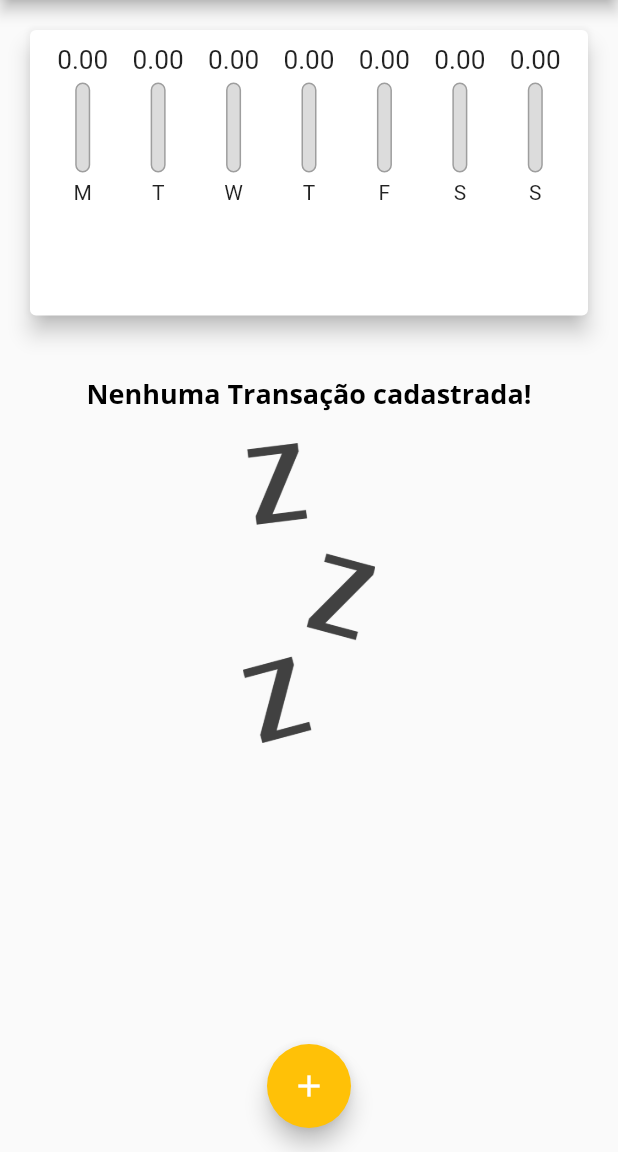
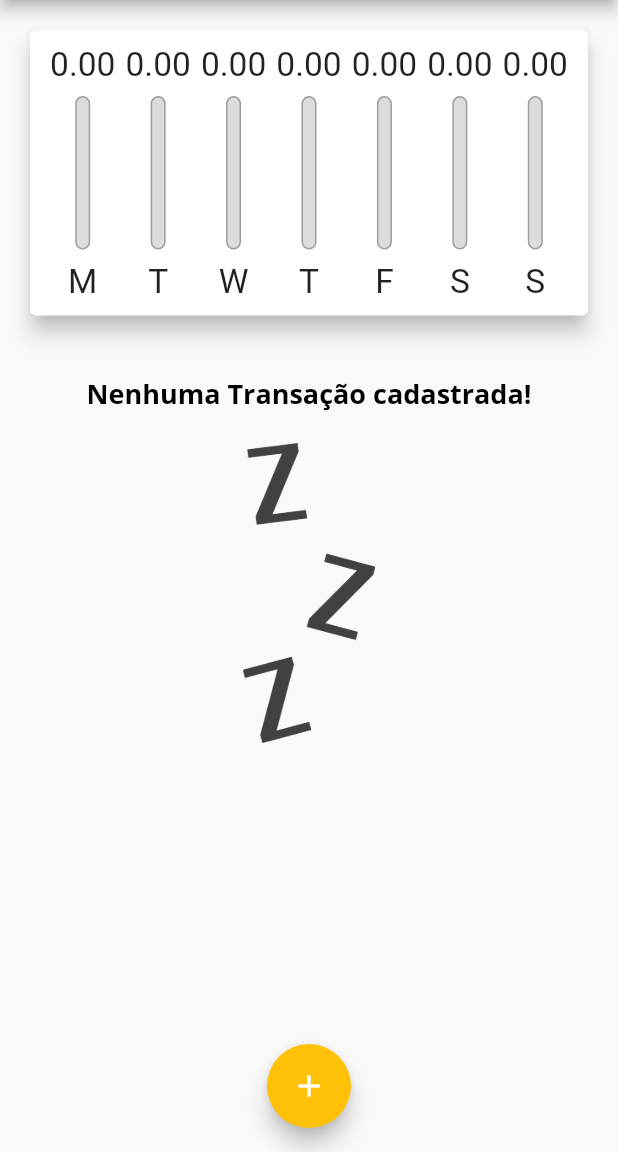
Before and after one commit to Jo-Analyst/expensesApp, a Flutter app: the screen it shows after launch, on a phone screen of 412 x 824 dp, the part 84-1236 px from its top. Run offline on Flutter 3.47's test engine with Material 2 defaults, Android fonts, the phone set to English and light mode, and no system bars.

Commit message:
143. Usando LayoutBuilder

```diff
--- a/lib/components/chart_bar.dart
+++ b/lib/components/chart_bar.dart
@@ -16,18 +16,22 @@ class ChartBar extends StatelessWidget {
 
   @override
   Widget build(BuildContext context) {
+    return LayoutBuilder(
+      builder: (ctx, contraints) {
         return Column(
           children: [
             SizedBox(
-          height: 20,
+              height: contraints.maxHeight * 0.15,
               child: FittedBox(
                 // child: Text("R\$${value!.toStringAsFixed(2)}"),
                 child: Text(value!.toStringAsFixed(2)),
               ),
             ),
-        const SizedBox(height: 5),
             SizedBox(
-          height: 60,
+              height: contraints.maxHeight * 0.05,
+            ),
+            SizedBox(
+              height: contraints.maxHeight * 0.6,
               width: 10,
               child: Stack(
                 alignment: Alignment.bottomCenter,
@@ -54,9 +58,17 @@ class ChartBar extends StatelessWidget {
                 ],
               ),
             ),
-        const SizedBox(height: 5),
-        Text(label!),
+            SizedBox(height: contraints.maxHeight * 0.05),
+            SizedBox(
+              height: contraints.maxHeight * 0.15,
+              child: FittedBox(
+                  child: Text(
+                label!,
+              )),
+            )
           ],
+        );
+      },
     );
   }
 }
```
Lines whose indentation alone changed are shown as unchanged.
